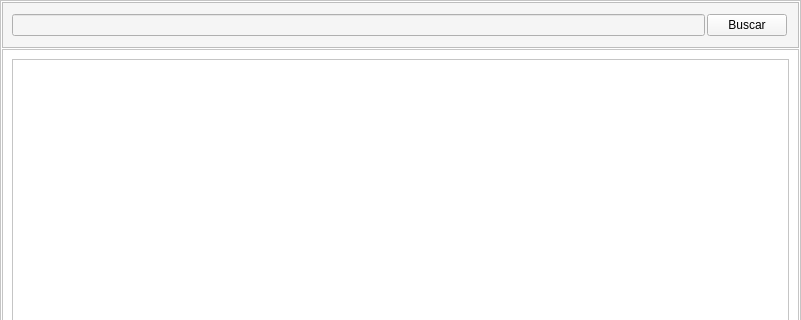
Above: Code/visual/window.ui from LauTB/Information-Recovery-ML before the change; both pictures show x 0 to 801 and y 0 to 320 of the 801 by 639 pixel window. Below: the same form after it.
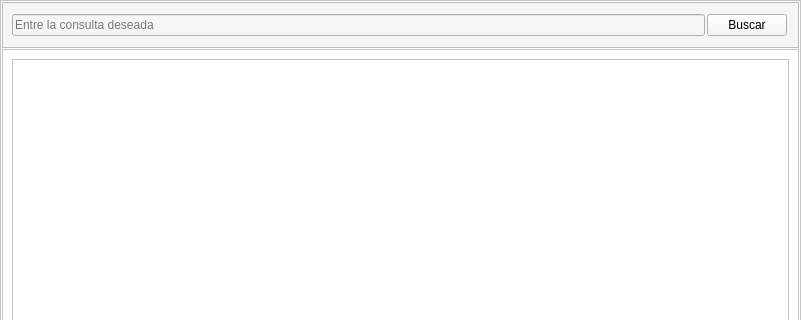
That is the form after the change.

Diff of the .ui file:
```diff
--- a/Code/visual/window.ui
+++ b/Code/visual/window.ui
@@ -95,6 +95,9 @@
             <property name="text">
              <string/>
             </property>
+            <property name="placeholderText">
+             <string>Entre la consulta deseada</string>
+            </property>
            </widget>
           </item>
           <item>
```
